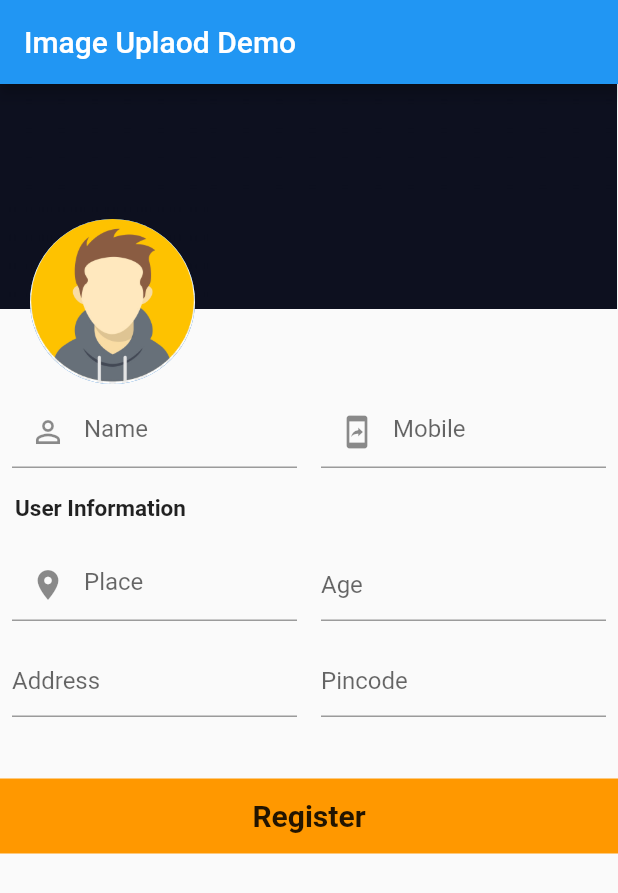
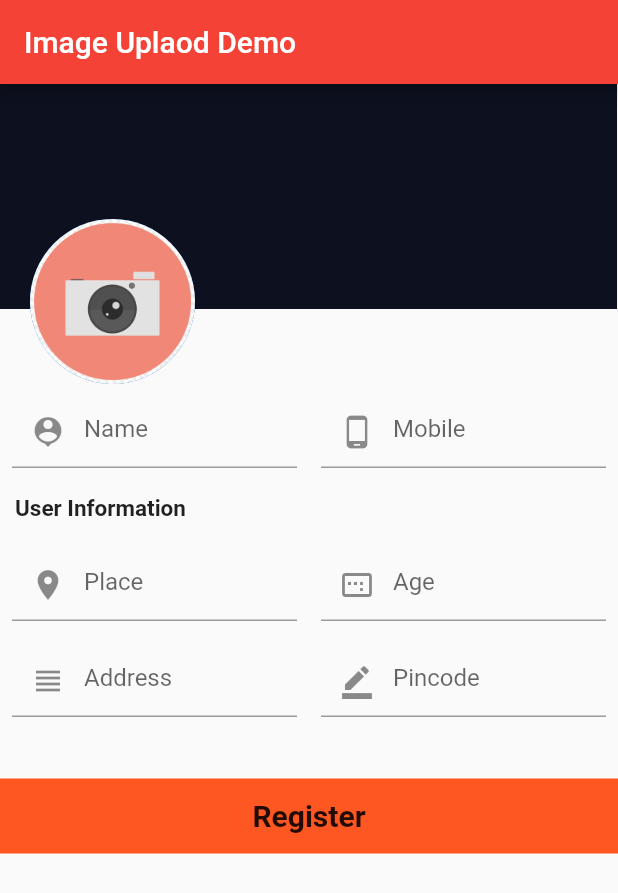
Before and after one commit to Abhijithsp/flutter-image_upload, a Flutter app: the screen it shows after launch, on a phone screen of 412 x 824 dp. Shown: the top 893 px of the screen. Run offline on Flutter 3.47's test engine with Material 2 defaults, Android fonts, the phone set to English and light mode, and no system bars; our stand-ins replace image_picker, progress_dialog.

Commit message:
Minor changes

```diff
--- a/lib/main.dart
+++ b/lib/main.dart
@@ -71,6 +71,7 @@ class _MyHomePageState extends State<MyHomePage> {
       key: _scaffoldKey,
       appBar: AppBar(
         title: Text(widget.title),
+        backgroundColor: Colors.red,
       ),
       body: SingleChildScrollView(
         child: Stack(
@@ -96,7 +97,7 @@ class _MyHomePageState extends State<MyHomePage> {
                           controller: name,
                           autofocus: false,
                           decoration: InputDecoration(
-                            prefixIcon: Icon(Icons.perm_identity),
+                            prefixIcon: Icon(Icons.person_pin),
                             hintText: 'Name',
                           ),
                         ),
@@ -109,7 +110,7 @@ class _MyHomePageState extends State<MyHomePage> {
                           controller: mobile,
                           autofocus: false,
                           decoration: InputDecoration(
-                            prefixIcon: Icon(Icons.mobile_screen_share),
+                            prefixIcon: Icon(Icons.phone_android),
                             hintText: 'Mobile',
                           ),
                         ),
@@ -154,10 +155,9 @@ class _MyHomePageState extends State<MyHomePage> {
                           ],
                           decoration: InputDecoration(
                             hintText: 'Age',
+                            prefixIcon: Icon(Icons.image_aspect_ratio),
                           ),
-                          onTap: () {
-                            new TextEditingController().clear();
-                          },
+
                         ),
                       ),
                     ),
@@ -177,6 +177,7 @@ class _MyHomePageState extends State<MyHomePage> {
                           ],
                           decoration: InputDecoration(
                             hintText: 'Address',
+                            prefixIcon: Icon(Icons.view_headline),
                           ),
                         ),
                       ),
@@ -192,6 +193,7 @@ class _MyHomePageState extends State<MyHomePage> {
                           ],
                           decoration: InputDecoration(
                             hintText: 'Pincode',
+                            prefixIcon: Icon(Icons.border_color),
                           ),
                         ),
                       ),
@@ -204,7 +206,7 @@ class _MyHomePageState extends State<MyHomePage> {
                     child: Container(
                       height: 50,
                       width: double.infinity,
-                      color: Colors.orange,
+                      color: Colors.deepOrange,
                       child: Center(
                           child: Text(
                         "Register",
```
Also changed, not shown: assets/images/user.jpg, 2 other files.
